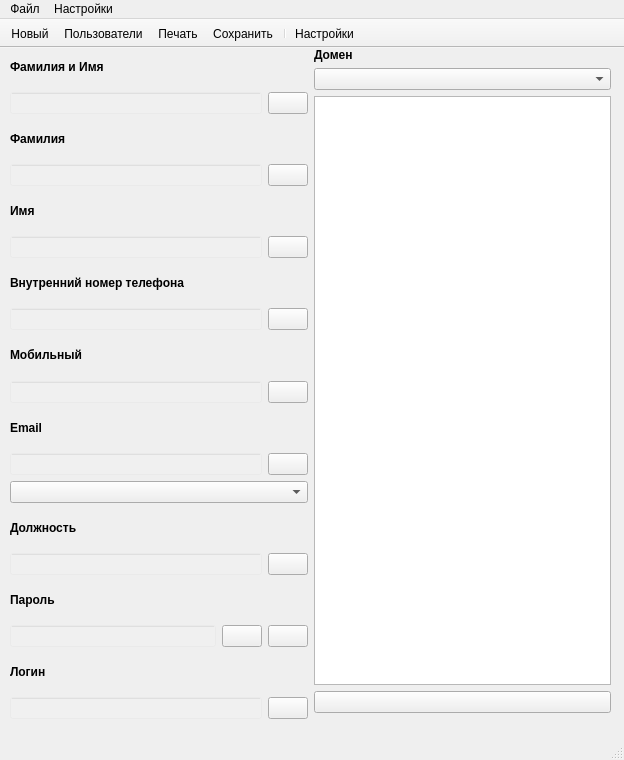
This is ui/mainwindow.ui in zip94061/usermanager as Qt 5 draws it before an edit. The edited form follows.
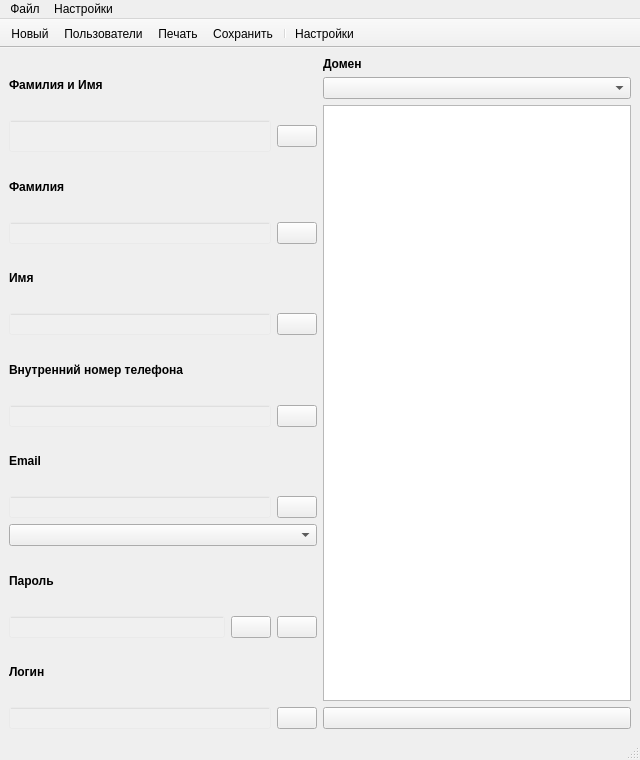
This is the edited form. Icons and pictures are not drawn.

```diff
--- a/ui/mainwindow.ui
+++ b/ui/mainwindow.ui
@@ -6,7 +6,7 @@
    <rect>
     <x>0</x>
     <y>0</y>
-    <width>624</width>
+    <width>640</width>
     <height>760</height>
    </rect>
   </property>
@@ -16,18 +16,6 @@
     <verstretch>0</verstretch>
    </sizepolicy>
   </property>
-  <property name="minimumSize">
-   <size>
-    <width>624</width>
-    <height>760</height>
-   </size>
-  </property>
-  <property name="maximumSize">
-   <size>
-    <width>624</width>
-    <height>760</height>
-   </size>
-  </property>
   <property name="windowTitle">
    <string>UserStone</string>
   </property>
@@ -39,17 +27,8 @@
    <string notr="true"/>
   </property>
   <widget class="QWidget" name="centralwidget">
-   <widget class="QWidget" name="layoutWidget">
-    <property name="geometry">
-     <rect>
-      <x>10</x>
-      <y>0</y>
-      <width>601</width>
-      <height>671</height>
-     </rect>
-    </property>
-    <layout class="QGridLayout" name="gridLayout">
-     <item row="0" column="0" rowspan="3">
+   <layout class="QHBoxLayout" name="horizontalLayout_11">
+    <item>
       <layout class="QVBoxLayout" name="verticalLayout">
        <item>
         <widget class="QLabel" name="label">
@@ -73,6 +52,12 @@
         <layout class="QHBoxLayout" name="horizontalLayout_2">
          <item>
           <widget class="QLineEdit" name="lineEdit_1">
+          <property name="minimumSize">
+           <size>
+            <width>258</width>
+            <height>32</height>
+           </size>
+          </property>
            <property name="autoFillBackground">
             <bool>false</bool>
            </property>
@@ -208,41 +193,6 @@
          </item>
         </layout>
        </item>
-       <item>
-        <widget class="QLabel" name="label_5">
-         <property name="styleSheet">
-          <string notr="true"/>
-         </property>
-         <property name="text">
-          <string>&lt;html&gt;&lt;head/&gt;&lt;body&gt;&lt;p&gt;&lt;span style=&quot; font-weight:700;&quot;&gt;Мобильный&lt;/span&gt;&lt;/p&gt;&lt;/body&gt;&lt;/html&gt;</string>
-         </property>
-        </widget>
-       </item>
-       <item>
-        <layout class="QHBoxLayout" name="horizontalLayout_6">
-         <item>
-          <widget class="QLineEdit" name="lineEdit_5">
-           <property name="styleSheet">
-            <string notr="true">background-color: rgba(255,255,255,20);</string>
-           </property>
-          </widget>
-         </item>
-         <item>
-          <widget class="QPushButton" name="pushButton_5">
-           <property name="text">
-            <string/>
-           </property>
-           <property name="icon">
-            <iconset resource="../resources/resources.qrc">
-             <normaloff>:/dark_theme/icons/dark_theme/copy.svg</normaloff>:/dark_theme/icons/dark_theme/copy.svg</iconset>
-           </property>
-           <property name="iconName" stdset="0">
-            <string>copy</string>
-           </property>
-          </widget>
-         </item>
-        </layout>
-       </item>
        <item>
         <widget class="QLabel" name="label_6">
          <property name="styleSheet">
@@ -290,41 +240,6 @@
          </item>
         </widget>
        </item>
-       <item>
-        <widget class="QLabel" name="label_7">
-         <property name="styleSheet">
-          <string notr="true"/>
-         </property>
-         <property name="text">
-          <string>&lt;html&gt;&lt;head/&gt;&lt;body&gt;&lt;p&gt;&lt;span style=&quot; font-weight:700;&quot;&gt;Должность&lt;/span&gt;&lt;/p&gt;&lt;/body&gt;&lt;/html&gt;</string>
-         </property>
-        </widget>
-       </item>
-       <item>
-        <layout class="QHBoxLayout" name="horizontalLayout_8">
-         <item>
-          <widget class="QLineEdit" name="lineEdit_7">
-           <property name="styleSheet">
-            <string notr="true">background-color: rgba(255,255,255,20);</string>
-           </property>
-          </widget>
-         </item>
-         <item>
-          <widget class="QPushButton" name="pushButton_7">
-           <property name="text">
-            <string/>
-           </property>
-           <property name="icon">
-            <iconset resource="../resources/resources.qrc">
-             <normaloff>:/dark_theme/icons/dark_theme/copy.svg</normaloff>:/dark_theme/icons/dark_theme/copy.svg</iconset>
-           </property>
-           <property name="iconName" stdset="0">
-            <string>copy</string>
-           </property>
-          </widget>
-         </item>
-        </layout>
-       </item>
        <item>
         <widget class="QLabel" name="label_8">
          <property name="styleSheet">
@@ -414,7 +329,7 @@
        </item>
       </layout>
      </item>
-     <item row="0" column="1">
+    <item>
       <layout class="QVBoxLayout" name="verticalLayout_2">
        <item>
         <widget class="QLabel" name="label_10">
@@ -438,7 +353,14 @@
         </widget>
        </item>
        <item>
-        <widget class="QTextEdit" name="textEdit_2"/>
+       <widget class="QTextEdit" name="textEdit_2">
+        <property name="minimumSize">
+         <size>
+          <width>297</width>
+          <height>547</height>
+         </size>
+        </property>
+       </widget>
        </item>
        <item>
         <widget class="QPushButton" name="pushButton_12">
@@ -462,12 +384,11 @@
        </item>
       </layout>
      </item>
-     <item row="1" column="1">
+    <item>
       <layout class="QHBoxLayout" name="horizontalLayout_10"/>
      </item>
     </layout>
    </widget>
-  </widget>
   <widget class="QStatusBar" name="statusBar">
    <property name="font">
     <font>
@@ -480,7 +401,7 @@
     <rect>
      <x>0</x>
      <y>0</y>
-     <width>624</width>
+     <width>640</width>
      <height>30</height>
     </rect>
    </property>
```
Lines whose indentation alone changed are shown as unchanged.
